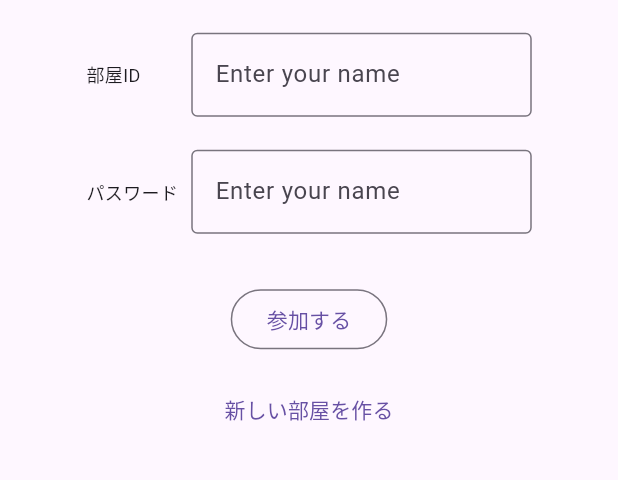
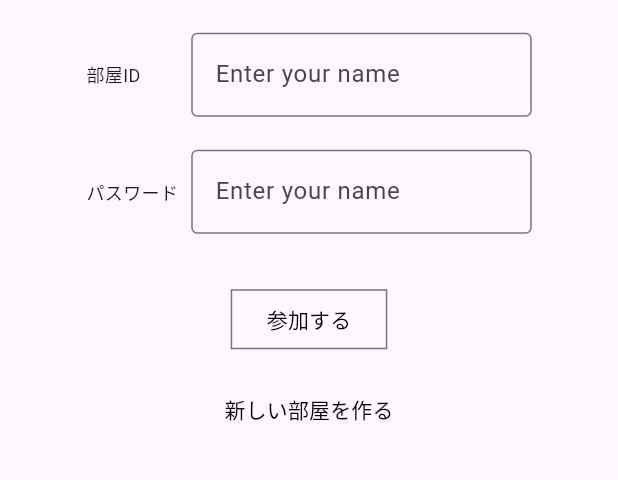
Before and after one commit to 0x48lab/onigokko, a Flutter app: the screen it shows after launch, on a phone screen of 412 x 824 dp, the part 430-910 px from its top. Run offline on Flutter 3.47's test engine with Material 3 defaults, Android fonts, the phone set to English and light mode, and no system bars; our stand-ins replace firebase_auth, firebase_core, go_router; accounts and stored records are empty.

Commit message:
mergeしました

```diff
--- a/lib/page/login_page.dart
+++ b/lib/page/login_page.dart
@@ -8,7 +8,7 @@ class LoginPage extends StatelessWidget {
       body: Column(
         mainAxisAlignment: MainAxisAlignment.center,
         children: [
-          Text("鬼ごっこ", style: TextStyle(fontSize: 32,),),
+          Text("鬼ごっこ", style: TextStyle(fontSize: 32)),
           Padding(
             padding: const EdgeInsets.only(top: 22.0),
             child: Row(
@@ -16,7 +16,7 @@ class LoginPage extends StatelessWidget {
               children: [
               SizedBox(
                 width: 70,
-                  child: Text("部屋ID", style: TextStyle(fontSize: 12),)),
+                  child: Text("部屋ID", style: TextStyle(fontSize: 12))),
               SizedBox(
                 width: 227,
                 child: TextField(
@@ -24,7 +24,9 @@ class LoginPage extends StatelessWidget {
                   decoration: InputDecoration(
                   labelText: 'Enter your name',
                   border: OutlineInputBorder(),
-                ),),
+                ),
+
+                ),
               ),
             ],),
           ),
@@ -49,11 +51,22 @@ class LoginPage extends StatelessWidget {
           ),
           Padding(
             padding: const EdgeInsets.only(top:33.0),
-            child: OutlinedButton(onPressed: ()=>{}, child: Text("参加する")),
+            child: OutlinedButton(
+                onPressed: ()=>{},
+                style: OutlinedButton.styleFrom(
+                  foregroundColor: Colors.black,
+                  shape: RoundedRectangleBorder(borderRadius: BorderRadius.zero),
+                  backgroundColor: Colors.white30
+                ),
+                child: Text("参加する")
+            ),
           ),
           Padding(
             padding: const EdgeInsets.only(top: 12.0),
-            child: TextButton(onPressed: ()=>{}, child: Text("新しい部屋を作る")),
+            child: TextButton(
+                onPressed: ()=>{},
+                style: TextButton.styleFrom(foregroundColor: Colors.black),
+                child: Text("新しい部屋を作る")),
           ),
         ],
       ),
```
Also changed, not shown: 2 other files.
